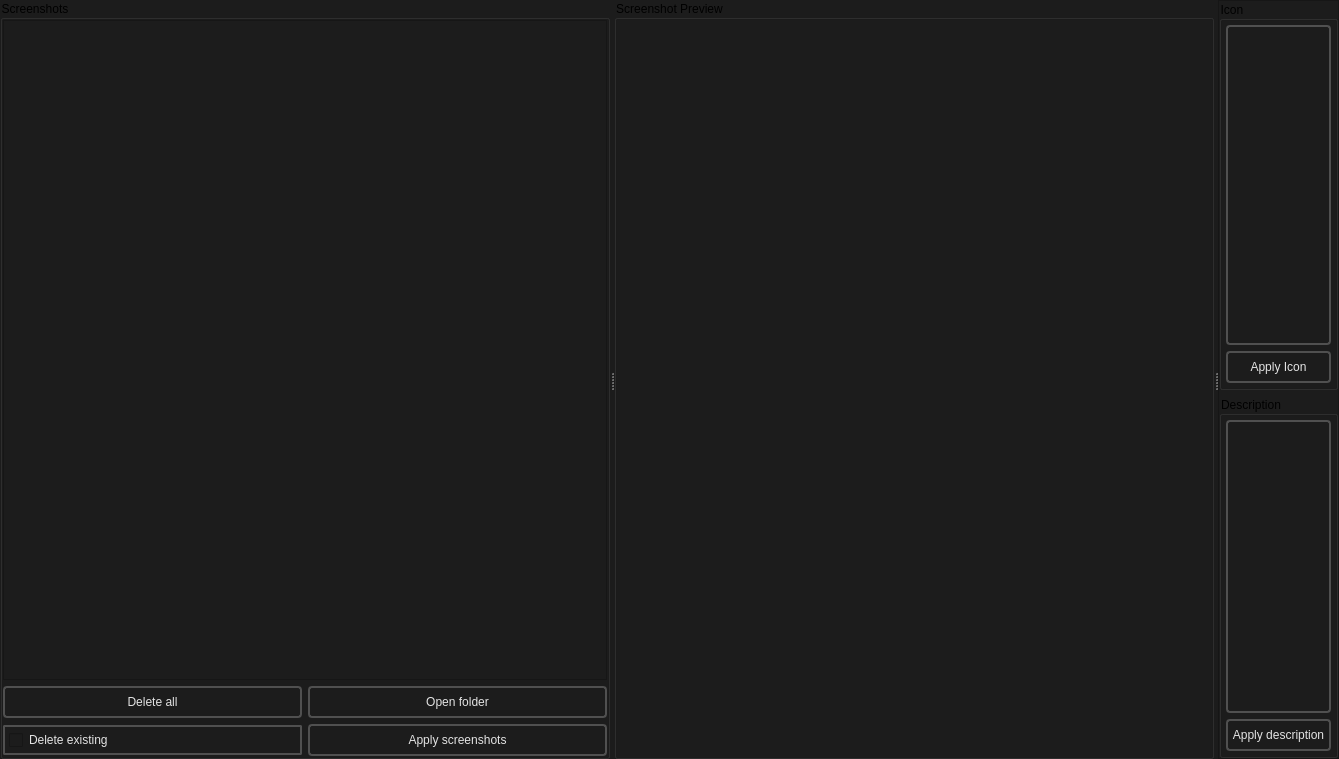
This is src/loading_editor/loading_editor_mainwindow.ui in dertwist/Hammer5Tools as Qt 5 draws it before an edit. The edited form follows.
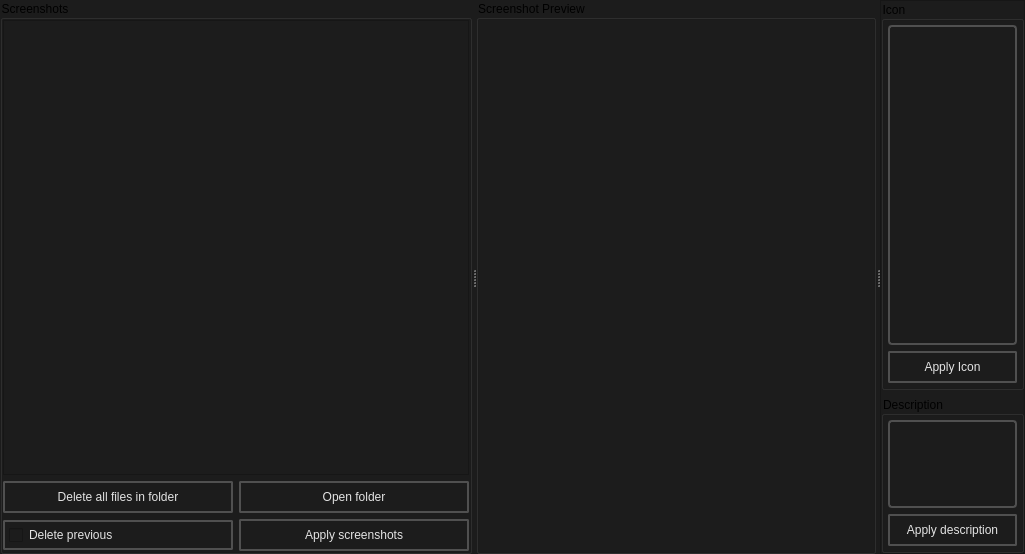
This is the edited form. Icons and pictures are not drawn.

Commit message: Converted class assettyeps into fucntion. Improved ui in loading editor

Diff of the .ui file:
```diff
--- a/src/loading_editor/loading_editor_mainwindow.ui
+++ b/src/loading_editor/loading_editor_mainwindow.ui
@@ -6,8 +6,8 @@
    <rect>
     <x>0</x>
     <y>0</y>
-    <width>1339</width>
-    <height>759</height>
+    <width>1025</width>
+    <height>545</height>
    </rect>
   </property>
   <property name="windowTitle">
@@ -123,19 +123,17 @@
 &lt;p style=&quot; margin-top:12px; margin-bottom:12px; margin-left:0px; margin-right:0px; -qt-block-indent:0; text-indent:0px;&quot;&gt;Deletes all files in the folder.&lt;/p&gt;&lt;/body&gt;&lt;/html&gt;</string>
               </property>
               <property name="styleSheet">
-               <string notr="true">    QLabel {
-        font-family: Sergo UI;
-        color: #9D9D9D;
-    }
-
+               <string notr="true">
     /* QPushButton default and hover styles */
     QPushButton {
 
-        font: 580 10pt &quot;Segoe UI&quot;;
+        font: 580 9pt &quot;Segoe UI&quot;;
+	
+
         border: 2px solid black;
-        border-radius: 4px;
+        border-radius: 2px;
         border-color: rgba(80, 80, 80, 255);
-        height:18px;
+        height:22px;
         padding-top: 2px;
         padding-bottom:2px;
         padding-left: 4px;
@@ -157,7 +155,17 @@
     }</string>
               </property>
               <property name="text">
-               <string>Delete all</string>
+               <string>Delete all files in folder</string>
+              </property>
+              <property name="icon">
+               <iconset resource="../resources.qrc">
+                <normaloff>:/icons/delete_16dp_9D9D9D_FILL0_wght400_GRAD0_opsz20.svg</normaloff>:/icons/delete_16dp_9D9D9D_FILL0_wght400_GRAD0_opsz20.svg</iconset>
+              </property>
+              <property name="iconSize">
+               <size>
+                <width>20</width>
+                <height>20</height>
+               </size>
               </property>
              </widget>
             </item>
@@ -180,19 +188,17 @@
 &lt;p style=&quot;-qt-paragraph-type:empty; margin-top:12px; margin-bottom:12px; margin-left:0px; margin-right:0px; -qt-block-indent:0; text-indent:0px;&quot;&gt;&lt;br /&gt;&lt;/p&gt;&lt;/body&gt;&lt;/html&gt;</string>
               </property>
               <property name="styleSheet">
-               <string notr="true">    QLabel {
-        font-family: Sergo UI;
-        color: #9D9D9D;
-    }
-
+               <string notr="true">
     /* QPushButton default and hover styles */
     QPushButton {
 
-        font: 580 10pt &quot;Segoe UI&quot;;
+        font: 580 9pt &quot;Segoe UI&quot;;
+	
+
         border: 2px solid black;
-        border-radius: 4px;
+        border-radius: 2px;
         border-color: rgba(80, 80, 80, 255);
-        height:18px;
+        height:22px;
         padding-top: 2px;
         padding-bottom:2px;
         padding-left: 4px;
@@ -216,6 +222,16 @@
               <property name="text">
                <string>Open folder</string>
               </property>
+              <property name="icon">
+               <iconset resource="../resources.qrc">
+                <normaloff>:/icons/folder_open.svg</normaloff>:/icons/folder_open.svg</iconset>
+              </property>
+              <property name="iconSize">
+               <size>
+                <width>20</width>
+                <height>20</height>
+               </size>
+              </property>
              </widget>
             </item>
            </layout>
@@ -254,7 +270,17 @@
     }</string>
               </property>
               <property name="text">
-               <string>Delete existing</string>
+               <string>Delete previous</string>
+              </property>
+              <property name="icon">
+               <iconset resource="../resources.qrc">
+                <normaloff>:/icons/delete_sweep_16dp_9D9D9D_FILL0_wght400_GRAD0_opsz20.svg</normaloff>:/icons/delete_sweep_16dp_9D9D9D_FILL0_wght400_GRAD0_opsz20.svg</iconset>
+              </property>
+              <property name="iconSize">
+               <size>
+                <width>20</width>
+                <height>20</height>
+               </size>
               </property>
              </widget>
             </item>
@@ -277,19 +303,17 @@
 &lt;p style=&quot;-qt-paragraph-type:empty; margin-top:12px; margin-bottom:12px; margin-left:0px; margin-right:0px; -qt-block-indent:0; text-indent:0px;&quot;&gt;&lt;br /&gt;&lt;/p&gt;&lt;/body&gt;&lt;/html&gt;</string>
               </property>
               <property name="styleSheet">
-               <string notr="true">    QLabel {
-        font-family: Sergo UI;
-        color: #9D9D9D;
-    }
-
+               <string notr="true">
     /* QPushButton default and hover styles */
     QPushButton {
 
-        font: 580 10pt &quot;Segoe UI&quot;;
+        font: 580 9pt &quot;Segoe UI&quot;;
+	
+
         border: 2px solid black;
-        border-radius: 4px;
+        border-radius: 2px;
         border-color: rgba(80, 80, 80, 255);
-        height:18px;
+        height:22px;
         padding-top: 2px;
         padding-bottom:2px;
         padding-left: 4px;
@@ -313,6 +337,16 @@
               <property name="text">
                <string>Apply screenshots</string>
               </property>
+              <property name="icon">
+               <iconset resource="../resources.qrc">
+                <normaloff>:/icons/check_24dp_9D9D9D_FILL0_wght400_GRAD0_opsz24.svg</normaloff>:/icons/check_24dp_9D9D9D_FILL0_wght400_GRAD0_opsz24.svg</iconset>
+              </property>
+              <property name="iconSize">
+               <size>
+                <width>20</width>
+                <height>20</height>
+               </size>
+              </property>
              </widget>
             </item>
            </layout>
@@ -337,7 +371,7 @@
         </property>
         <property name="minimumSize">
          <size>
-          <width>600</width>
+          <width>400</width>
           <height>0</height>
          </size>
         </property>
@@ -473,19 +507,17 @@
                </size>
               </property>
               <property name="styleSheet">
-               <string notr="true">     QLabel {
-        font-family: Sergo UI;
-        color: #9D9D9D;
-    }
-
+               <string notr="true">
     /* QPushButton default and hover styles */
     QPushButton {
 
-        font: 580 10pt &quot;Segoe UI&quot;;
+        font: 580 9pt &quot;Segoe UI&quot;;
+	
+
         border: 2px solid black;
-        border-radius: 4px;
+        border-radius: 2px;
         border-color: rgba(80, 80, 80, 255);
-        height:18px;
+        height:22px;
         padding-top: 2px;
         padding-bottom:2px;
         padding-left: 4px;
@@ -504,27 +536,21 @@
         margin-left: 2px;
         margin-right: 2px;
 
-    }
-
-    /* QPushButton default and hover styles */
-    QPushButton:disabled {
-
-        font: 580 10pt &quot;Segoe UI&quot;;
-        border: 2px solid black;
-        border-radius: 4px;
-        border-color: rgba(80, 80, 80, 255);
-        height:18px;
-        padding-top: 2px;
-        padding-bottom:2px;
-        padding-left: 4px;
-        padding-right: 4px;
-        color: #8c8c8c;
-        background-color: #1C1C1C;
     }</string>
               </property>
               <property name="text">
                <string>Apply Icon</string>
               </property>
+              <property name="icon">
+               <iconset resource="../resources.qrc">
+                <normaloff>:/icons/check_24dp_9D9D9D_FILL0_wght400_GRAD0_opsz24.svg</normaloff>:/icons/check_24dp_9D9D9D_FILL0_wght400_GRAD0_opsz24.svg</iconset>
+              </property>
+              <property name="iconSize">
+               <size>
+                <width>20</width>
+                <height>20</height>
+               </size>
+              </property>
              </widget>
             </item>
            </layout>
@@ -612,19 +638,17 @@
                </size>
               </property>
               <property name="styleSheet">
-               <string notr="true">    QLabel {
-        font-family: Sergo UI;
-        color: #9D9D9D;
-    }
-
+               <string notr="true">
     /* QPushButton default and hover styles */
     QPushButton {
 
-        font: 580 10pt &quot;Segoe UI&quot;;
+        font: 580 9pt &quot;Segoe UI&quot;;
+	
+
         border: 2px solid black;
-        border-radius: 4px;
+        border-radius: 2px;
         border-color: rgba(80, 80, 80, 255);
-        height:18px;
+        height:22px;
         padding-top: 2px;
         padding-bottom:2px;
         padding-left: 4px;
@@ -648,6 +672,16 @@
               <property name="text">
                <string>Apply description</string>
               </property>
+              <property name="icon">
+               <iconset resource="../resources.qrc">
+                <normaloff>:/icons/check_24dp_9D9D9D_FILL0_wght400_GRAD0_opsz24.svg</normaloff>:/icons/check_24dp_9D9D9D_FILL0_wght400_GRAD0_opsz24.svg</iconset>
+              </property>
+              <property name="iconSize">
+               <size>
+                <width>20</width>
+                <height>20</height>
+               </size>
+              </property>
              </widget>
             </item>
            </layout>
```
Left out of the diff: 4 changed lines with no effect on the pictures. The commit also changes 9 other files.
